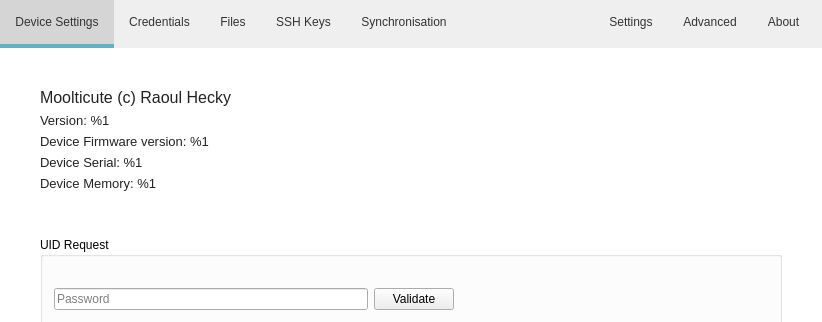
mooltipass/moolticute, file src/MainWindow.ui: the form before one commit; both pictures show x 0 to 822 and y 0 to 322 of the 822 by 553 pixel window.
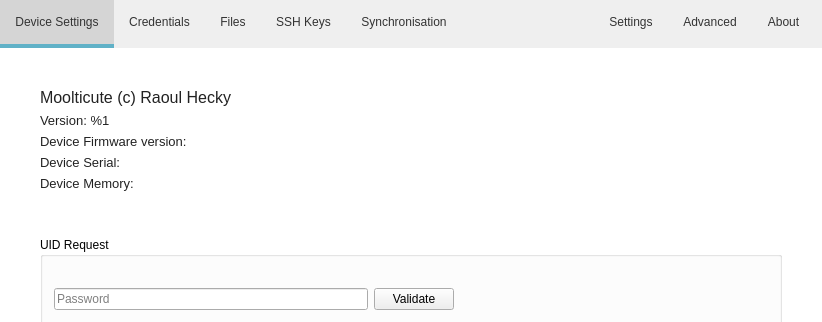
The form after the commit. The open tabs and pages were chosen to show the change. Icons and pictures are not drawn. Custom widgets are drawn as their Qt base class.

Commit message:
Combine device information labels at one widget
It allows to hide/show all labels with device information through changing visibility of widget.

Diff of the .ui file:
```diff
--- a/src/MainWindow.ui
+++ b/src/MainWindow.ui
@@ -1743,39 +1743,123 @@
          </widget>
         </item>
         <item>
+         <widget class="QWidget" name="deviceInfoWidget" native="true">
+          <layout class="QVBoxLayout" name="verticalLayout_23">
+           <property name="leftMargin">
+            <number>0</number>
+           </property>
+           <property name="topMargin">
+            <number>0</number>
+           </property>
+           <property name="rightMargin">
+            <number>0</number>
+           </property>
+           <property name="bottomMargin">
+            <number>0</number>
+           </property>
+           <item>
+            <layout class="QHBoxLayout" name="horizontalLayout_13">
+             <item>
          <widget class="QLabel" name="labelAboutFwVers">
+               <property name="sizePolicy">
+                <sizepolicy hsizetype="Fixed" vsizetype="Preferred">
+                 <horstretch>0</horstretch>
+                 <verstretch>0</verstretch>
+                </sizepolicy>
+               </property>
           <property name="font">
            <font>
             <pointsize>10</pointsize>
            </font>
           </property>
           <property name="text">
-           <string>Device Firmware version: %1</string>
+                <string>Device Firmware version:</string>
           </property>
          </widget>
         </item>
+             <item>
+              <widget class="QLabel" name="labelAboutFwVersValue">
+               <property name="font">
+                <font>
+                 <pointsize>10</pointsize>
+                </font>
+               </property>
+               <property name="text">
+                <string/>
+               </property>
+              </widget>
+             </item>
+            </layout>
+           </item>
+           <item>
+            <layout class="QHBoxLayout" name="horizontalLayout_15">
         <item>
          <widget class="QLabel" name="labelAbouHwSerial">
+               <property name="sizePolicy">
+                <sizepolicy hsizetype="Fixed" vsizetype="Preferred">
+                 <horstretch>0</horstretch>
+                 <verstretch>0</verstretch>
+                </sizepolicy>
+               </property>
           <property name="font">
            <font>
             <pointsize>10</pointsize>
            </font>
           </property>
           <property name="text">
-           <string>Device Serial: %1</string>
+                <string>Device Serial:</string>
           </property>
          </widget>
         </item>
+             <item>
+              <widget class="QLabel" name="labelAbouHwSerialValue">
+               <property name="font">
+                <font>
+                 <pointsize>10</pointsize>
+                </font>
+               </property>
+               <property name="text">
+                <string/>
+               </property>
+              </widget>
+             </item>
+            </layout>
+           </item>
+           <item>
+            <layout class="QHBoxLayout" name="horizontalLayout_29">
         <item>
          <widget class="QLabel" name="labelAbouHwMemory">
+               <property name="sizePolicy">
+                <sizepolicy hsizetype="Fixed" vsizetype="Preferred">
+                 <horstretch>0</horstretch>
+                 <verstretch>0</verstretch>
+                </sizepolicy>
+               </property>
           <property name="font">
            <font>
             <pointsize>10</pointsize>
            </font>
           </property>
           <property name="text">
-           <string>Device Memory: %1</string>
-          </property>
+                <string>Device Memory:</string>
+               </property>
+              </widget>
+             </item>
+             <item>
+              <widget class="QLabel" name="labelAbouHwMemoryValue">
+               <property name="font">
+                <font>
+                 <pointsize>10</pointsize>
+                </font>
+               </property>
+               <property name="text">
+                <string/>
+               </property>
+              </widget>
+             </item>
+            </layout>
+           </item>
+          </layout>
          </widget>
         </item>
         <item>
```
Left out of the diff: 2 changed lines with no effect on the pictures. Lines whose indentation alone changed are shown as unchanged. The commit also changes 1 other file.
